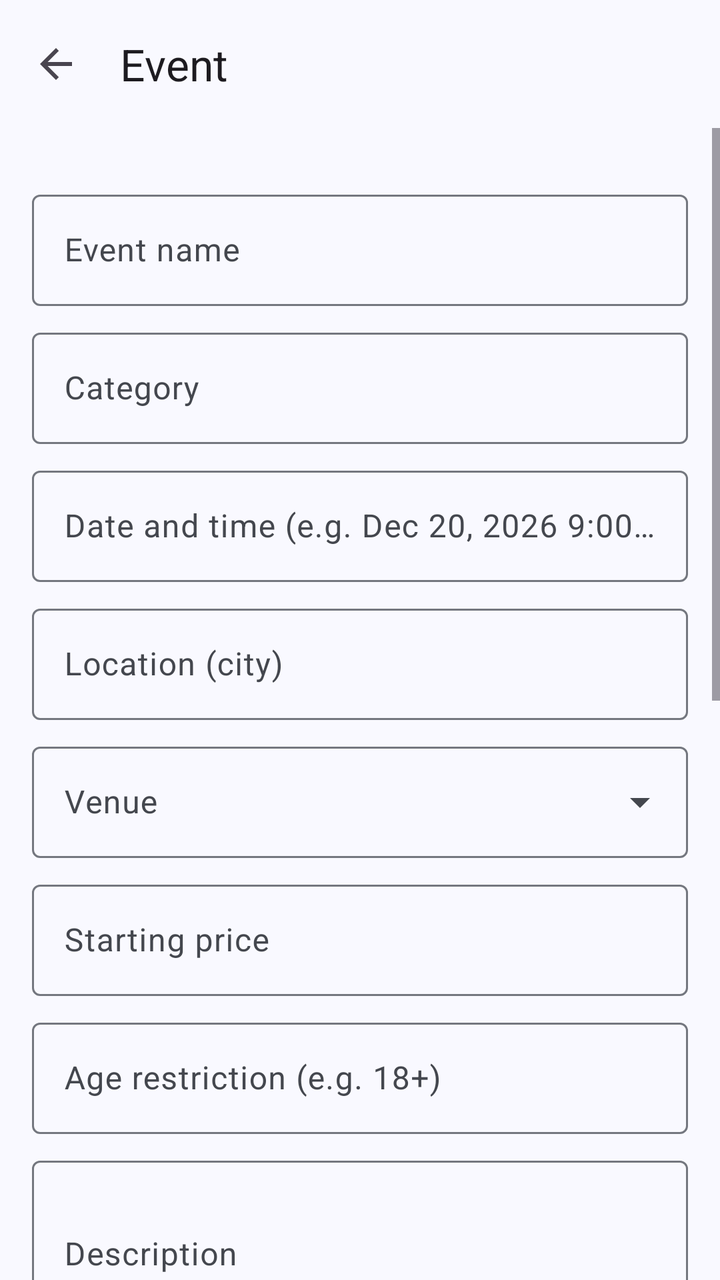
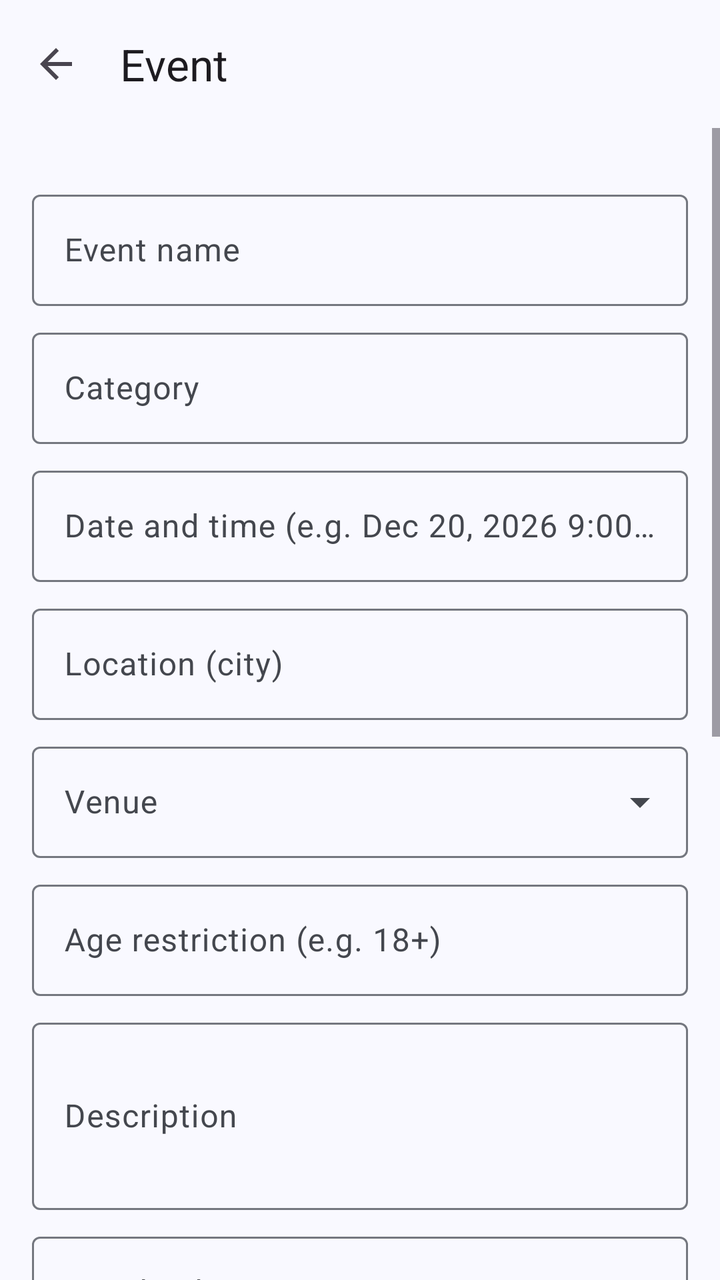

An Android layout rendered at two revisions. The XML below is the earlier revision; the diff shows what the commit changed to produce the second picture.
<!-- AndroidManifest.xml: application theme Theme.Ticketree -->
<!-- res/layout/activity_event_form.xml -->
<?xml version="1.0" encoding="utf-8"?>
<LinearLayout xmlns:android="http://schemas.android.com/apk/res/android"
    xmlns:app="http://schemas.android.com/apk/res-auto"
    android:layout_width="match_parent"
    android:layout_height="match_parent"
    android:fitsSystemWindows="true"
    android:orientation="vertical">
    <com.google.android.material.appbar.MaterialToolbar
        android:id="@+id/toolbar"
        android:layout_width="match_parent"
        android:layout_height="?attr/actionBarSize"
        app:navigationContentDescription="Back"
        app:navigationIcon="@drawable/ic_back"
        app:title="Event" />
<ScrollView xmlns:android="http://schemas.android.com/apk/res/android"
    android:layout_width="match_parent"
    android:layout_height="0dp"
    android:layout_weight="1">

    <LinearLayout
        android:layout_width="match_parent"
        android:layout_height="wrap_content"
        android:orientation="vertical"
        android:padding="16dp">

        <com.google.android.material.textfield.TextInputLayout
        android:id="@+id/tilName"
            style="@style/Widget.Material3.TextInputLayout.OutlinedBox"
            android:layout_width="match_parent"
            android:layout_height="wrap_content"
            android:layout_marginTop="12dp"
            android:hint="Event name">

            <com.google.android.material.textfield.TextInputEditText
                android:id="@+id/etName"
                android:layout_width="match_parent"
                android:layout_height="wrap_content"
                android:inputType="text" />
        </com.google.android.material.textfield.TextInputLayout>

        <com.google.android.material.textfield.TextInputLayout
        android:id="@+id/tilCategory"
            style="@style/Widget.Material3.TextInputLayout.OutlinedBox"
            android:layout_width="match_parent"
            android:layout_height="wrap_content"
            android:layout_marginTop="8dp"
            android:hint="Category">

            <com.google.android.material.textfield.TextInputEditText
                android:id="@+id/etCategory"
                android:layout_width="match_parent"
                android:layout_height="wrap_content"
                android:inputType="text" />
        </com.google.android.material.textfield.TextInputLayout>

        <com.google.android.material.textfield.TextInputLayout
        android:id="@+id/tilDate"
            style="@style/Widget.Material3.TextInputLayout.OutlinedBox"
            android:layout_width="match_parent"
            android:layout_height="wrap_content"
            android:layout_marginTop="8dp"
            android:hint="Date and time (e.g. Dec 20, 2026 9:00 AM)">

            <com.google.android.material.textfield.TextInputEditText
                android:id="@+id/etDate"
                android:layout_width="match_parent"
                android:layout_height="wrap_content"
                android:cursorVisible="false"
                android:focusable="false"
                android:inputType="none" />
        </com.google.android.material.textfield.TextInputLayout>

        <com.google.android.material.textfield.TextInputLayout
        android:id="@+id/tilLocation"
            style="@style/Widget.Material3.TextInputLayout.OutlinedBox"
            android:layout_width="match_parent"
            android:layout_height="wrap_content"
            android:layout_marginTop="8dp"
            android:hint="Location (city)">

            <com.google.android.material.textfield.TextInputEditText
                android:id="@+id/etLocation"
                android:layout_width="match_parent"
                android:layout_height="wrap_content"
                android:inputType="text" />
        </com.google.android.material.textfield.TextInputLayout>

        <com.google.android.material.textfield.TextInputLayout
            style="@style/Widget.Material3.TextInputLayout.OutlinedBox.ExposedDropdownMenu"
            android:layout_width="match_parent"
            android:layout_height="wrap_content"
            android:layout_marginTop="8dp"
            android:hint="Venue">

            <com.google.android.material.textfield.MaterialAutoCompleteTextView
                android:id="@+id/ddVenue"
                android:layout_width="match_parent"
                android:layout_height="wrap_content"
                android:inputType="none" />
        </com.google.android.material.textfield.TextInputLayout>

        <com.google.android.material.textfield.TextInputLayout
        android:id="@+id/tilPrice"
            style="@style/Widget.Material3.TextInputLayout.OutlinedBox"
            android:layout_width="match_parent"
            android:layout_height="wrap_content"
            android:layout_marginTop="8dp"
            android:hint="Starting price">

            <com.google.android.material.textfield.TextInputEditText
                android:id="@+id/etPrice"
                android:layout_width="match_parent"
                android:layout_height="wrap_content"
                android:inputType="number"
                android:maxLength="6" />
        </com.google.android.material.textfield.TextInputLayout>

        <com.google.android.material.textfield.TextInputLayout
        android:id="@+id/tilAge"
            style="@style/Widget.Material3.TextInputLayout.OutlinedBox"
            android:layout_width="match_parent"
            android:layout_height="wrap_content"
            android:layout_marginTop="8dp"
            android:hint="Age restriction (e.g. 18+)">

            <com.google.android.material.textfield.TextInputEditText
                android:id="@+id/etAge"
                android:layout_width="match_parent"
                android:layout_height="wrap_content"
                android:inputType="text" />
        </com.google.android.material.textfield.TextInputLayout>

        <com.google.android.material.textfield.TextInputLayout
        android:id="@+id/tilDescription"
            style="@style/Widget.Material3.TextInputLayout.OutlinedBox"
            android:layout_width="match_parent"
            android:layout_height="wrap_content"
            android:layout_marginTop="8dp"
            android:hint="Description">

            <com.google.android.material.textfield.TextInputEditText
                android:id="@+id/etDescription"
                android:layout_width="match_parent"
                android:layout_height="wrap_content"
                android:inputType="textMultiLine"
                android:minLines="3" />
        </com.google.android.material.textfield.TextInputLayout>

        <com.google.android.material.textfield.TextInputLayout
            android:id="@+id/tilSpeakers"
            style="@style/Widget.Material3.TextInputLayout.OutlinedBox"
            android:layout_width="match_parent"
            android:layout_height="wrap_content"
            android:layout_marginTop="8dp"
            android:hint="Speaker lineup">

            <com.google.android.material.textfield.TextInputEditText
                android:id="@+id/etSpeakers"
                android:layout_width="match_parent"
                android:layout_height="wrap_content"
                android:inputType="text" />
        </com.google.android.material.textfield.TextInputLayout>

        <com.google.android.material.textfield.TextInputLayout
            android:id="@+id/tilTerms"
            style="@style/Widget.Material3.TextInputLayout.OutlinedBox"
            android:layout_width="match_parent"
            android:layout_height="wrap_content"
            android:layout_marginTop="8dp"
            android:hint="Terms and conditions">

            <com.google.android.material.textfield.TextInputEditText
                android:id="@+id/etTerms"
                android:layout_width="match_parent"
                android:layout_height="wrap_content"
                android:inputType="textMultiLine"
                android:minLines="3" />
        </com.google.android.material.textfield.TextInputLayout>

        <com.google.android.material.textfield.TextInputLayout
            style="@style/Widget.Material3.TextInputLayout.OutlinedBox.ExposedDropdownMenu"
            android:layout_width="match_parent"
            android:layout_height="wrap_content"
            android:layout_marginTop="8dp"
            android:hint="Event image">

            <com.google.android.material.textfield.MaterialAutoCompleteTextView
                android:id="@+id/ddImage"
                android:layout_width="match_parent"
                android:layout_height="wrap_content"
                android:inputType="none" />
        </com.google.android.material.textfield.TextInputLayout>

        <ImageView
            android:id="@+id/ivPreview"
            android:layout_width="match_parent"
            android:layout_height="160dp"
            android:layout_marginTop="8dp"
            android:contentDescription="Event image preview"
            android:scaleType="centerCrop" />

        <com.google.android.material.materialswitch.MaterialSwitch
            android:id="@+id/swPublished"
            android:layout_width="match_parent"
            android:layout_height="wrap_content"
            android:layout_marginTop="8dp"
            android:checked="true"
            android:text="Published" />

        <com.google.android.material.button.MaterialButton
            android:id="@+id/btnSave"
            android:layout_width="match_parent"
            android:layout_height="wrap_content"
            android:layout_marginTop="16dp"
            android:text="Save event" />
    </LinearLayout>
</ScrollView>
</LinearLayout>
<!-- resources referenced by this layout -->
<resources>
  <!-- drawable ic_back (drawable) -->
  <vector xmlns:android="http://schemas.android.com/apk/res/android"
      android:width="24dp"
      android:height="24dp"
      android:tint="?attr/colorControlNormal"
      android:viewportWidth="24"
      android:viewportHeight="24">
      <path
          android:fillColor="@android:color/white"
          android:pathData="M20,11H7.83l5.59,-5.59L12,4l-8,8 8,8 1.41,-1.41L7.83,13H20v-2z" />
  </vector>
  <style name="Theme.Ticketree" parent="AppTheme">
          <item name="android:windowSoftInputMode">adjustResize</item>
          <item name="android:windowAnimationStyle">@style/Animation.Ticketree</item>
      </style>
  <style name="Animation.Ticketree" parent="@android:style/Animation.Activity">
          <item name="android:activityOpenEnterAnimation">@anim/screen_open_enter</item>
          <item name="android:activityOpenExitAnimation">@anim/screen_open_exit</item>
          <item name="android:activityCloseEnterAnimation">@anim/screen_close_enter</item>
          <item name="android:activityCloseExitAnimation">@anim/screen_close_exit</item>
      </style>
  <color name="md_theme_primary">#415F91</color>
  <color name="md_theme_onPrimary">#FFFFFF</color>
  <color name="md_theme_primaryContainer">#D6E3FF</color>
  <color name="md_theme_onPrimaryContainer">#284777</color>
  <color name="md_theme_secondary">#565F71</color>
  <color name="md_theme_onSecondary">#FFFFFF</color>
  <color name="md_theme_secondaryContainer">#DAE2F9</color>
  <color name="md_theme_onSecondaryContainer">#3E4759</color>
  <color name="md_theme_tertiary">#705575</color>
  <color name="md_theme_onTertiary">#FFFFFF</color>
  <color name="md_theme_tertiaryContainer">#FAD8FD</color>
  <color name="md_theme_onTertiaryContainer">#573E5C</color>
  <color name="md_theme_error">#BA1A1A</color>
  <color name="md_theme_onError">#FFFFFF</color>
  <color name="md_theme_errorContainer">#FFDAD6</color>
  <color name="md_theme_onErrorContainer">#93000A</color>
  <color name="md_theme_background">#F9F9FF</color>
  <color name="md_theme_onBackground">#191C20</color>
  <color name="md_theme_surface">#F9F9FF</color>
  <color name="md_theme_onSurface">#191C20</color>
  <color name="md_theme_surfaceVariant">#E0E2EC</color>
  <color name="md_theme_onSurfaceVariant">#44474E</color>
  <color name="md_theme_outline">#74777F</color>
  <color name="md_theme_outlineVariant">#C4C6D0</color>
  <color name="md_theme_inverseSurface">#2E3036</color>
  <color name="md_theme_inverseOnSurface">#F0F0F7</color>
  <color name="md_theme_inversePrimary">#AAC7FF</color>
  <color name="md_theme_primaryFixed">#D6E3FF</color>
  <color name="md_theme_onPrimaryFixed">#001B3E</color>
  <color name="md_theme_primaryFixedDim">#AAC7FF</color>
  <color name="md_theme_onPrimaryFixedVariant">#284777</color>
  <color name="md_theme_secondaryFixed">#DAE2F9</color>
  <color name="md_theme_onSecondaryFixed">#131C2B</color>
  <color name="md_theme_secondaryFixedDim">#BEC6DC</color>
  <color name="md_theme_onSecondaryFixedVariant">#3E4759</color>
  <color name="md_theme_tertiaryFixed">#FAD8FD</color>
  <color name="md_theme_onTertiaryFixed">#28132E</color>
  <color name="md_theme_tertiaryFixedDim">#DDBCE0</color>
  <color name="md_theme_onTertiaryFixedVariant">#573E5C</color>
  <color name="md_theme_surfaceDim">#D9D9E0</color>
  <color name="md_theme_surfaceBright">#F9F9FF</color>
  <color name="md_theme_surfaceContainerLowest">#FFFFFF</color>
  <color name="md_theme_surfaceContainerLow">#F3F3FA</color>
  <color name="md_theme_surfaceContainer">#EDEDF4</color>
  <color name="md_theme_surfaceContainerHigh">#E7E8EE</color>
  <color name="md_theme_surfaceContainerHighest">#E2E2E9</color>
  <!-- unchanged entries left out for length: 1 -->
</resources>

<!-- the commit's change to res/layout/activity_event_form.xml (unified diff, before → after) -->
@@ -100,22 +100,6 @@
         </com.google.android.material.textfield.TextInputLayout>
 
         <com.google.android.material.textfield.TextInputLayout
-        android:id="@+id/tilPrice"
-            style="@style/Widget.Material3.TextInputLayout.OutlinedBox"
-            android:layout_width="match_parent"
-            android:layout_height="wrap_content"
-            android:layout_marginTop="8dp"
-            android:hint="Starting price">
-
-            <com.google.android.material.textfield.TextInputEditText
-                android:id="@+id/etPrice"
-                android:layout_width="match_parent"
-                android:layout_height="wrap_content"
-                android:inputType="number"
-                android:maxLength="6" />
-        </com.google.android.material.textfield.TextInputLayout>
-
-        <com.google.android.material.textfield.TextInputLayout
         android:id="@+id/tilAge"
             style="@style/Widget.Material3.TextInputLayout.OutlinedBox"
             android:layout_width="match_parent"
